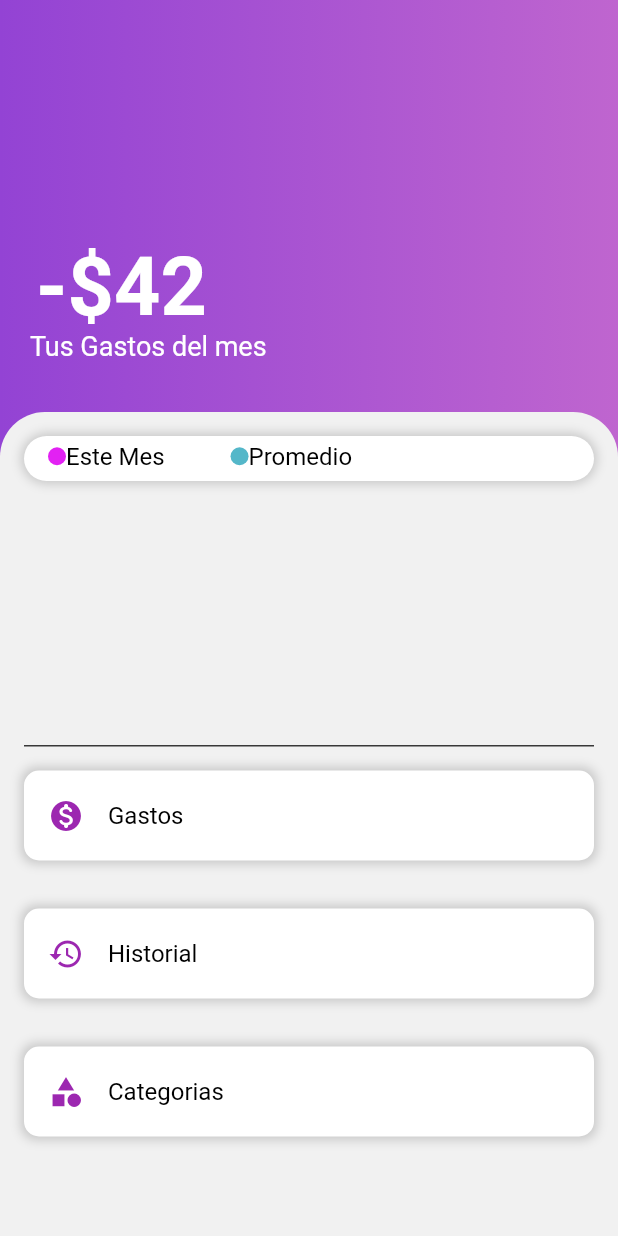
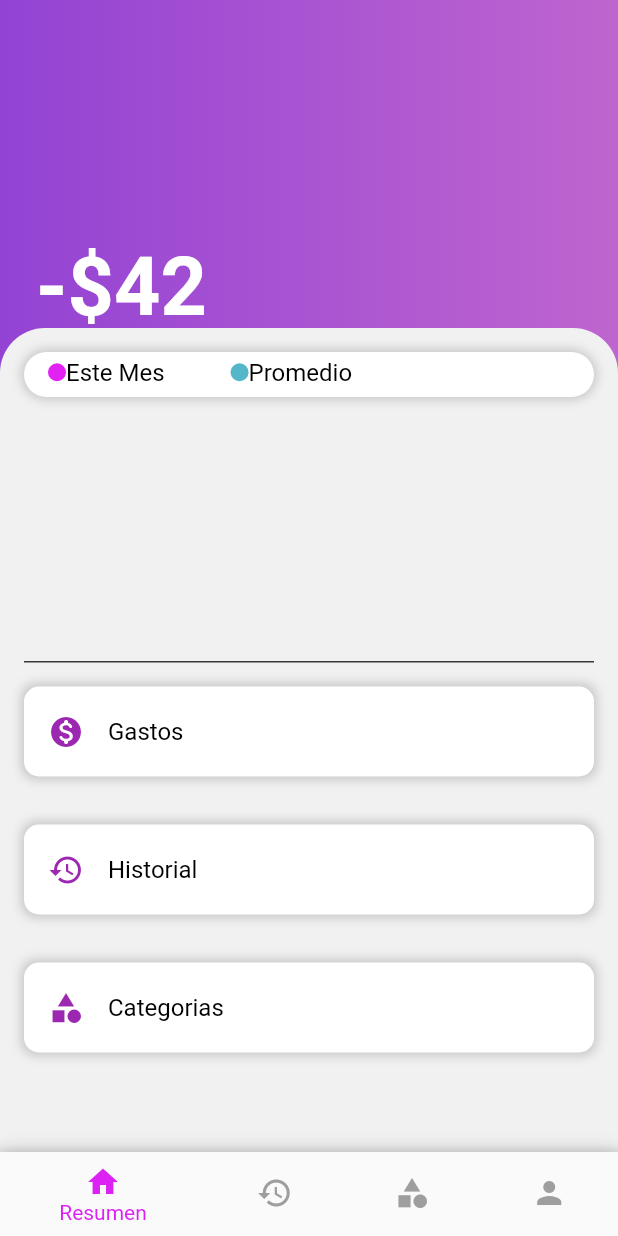
Before and after one commit to olaffmp23/ProyectoPDM, a Flutter app: the MyPage screen opened directly, on a phone screen of 412 x 824 dp. Run offline on Flutter 3.47's test engine with Material 2 defaults, Android fonts, the phone set to English and light mode, and no system bars; our stand-ins replace permission_handler; missing offline and left inert: flutter_dialogs.

Commit message:
Barra de navegación y nuevas paginas

```diff
--- a/app_finanzas/lib/main.dart
+++ b/app_finanzas/lib/main.dart
@@ -1,3 +1,4 @@
+import 'package:app_finanzas/screens/menu/menu.dart';
 import 'package:flutter/material.dart';
 import 'package:app_finanzas/screens/login/SingInPage.dart';
 
@@ -9,7 +10,7 @@ class MyApp extends StatelessWidget {
   @override
   Widget build(BuildContext context) {
     return MaterialApp(
-      home: SignInPage(),
+      home: MyPage(),
     );
   }
 }
--- a/app_finanzas/lib/screens/menu/menu.dart
+++ b/app_finanzas/lib/screens/menu/menu.dart
@@ -1,175 +1,64 @@
+import 'package:app_finanzas/screens/menu/categorias.dart';
+import 'package:app_finanzas/screens/menu/historial.dart';
+import 'package:app_finanzas/screens/menu/resumen.dart';
+import 'package:app_finanzas/screens/menu/usuario.dart';
 import 'package:flutter/material.dart';
 import '/funciones/ClickContainer.dart';
 
-class MyPage extends StatelessWidget {
+class MyPage extends StatefulWidget {
+  @override
+  State<MyPage> createState() => _MyPageState();
+}
+
+class _MyPageState extends State<MyPage> {
+
+
+   int _selectedPage = 0;
+
+  final List<Widget> _pages = [
+    resumen(),
+    historial(),
+    categorias(),
+    usuario(),
+  ];
+
+
   @override
   Widget build(BuildContext context) {
     return Scaffold(
-      body: Stack(
-        children: [
-          Container(
-            decoration: const BoxDecoration(
-              gradient: LinearGradient(
-                begin: Alignment.centerLeft,
-                end: Alignment.centerRight,
-                colors: [
-                  Color.fromARGB(255, 147, 67, 212),
-                  Color.fromARGB(255, 191, 101, 207),
-                ],
-              ),
-            ),
-          ),
-          Positioned(
-            top: 160.0,
-            left: -250,
-            right: 0,
-            child: Center(
-              child: Text(
-                '-\$42',
-                style: TextStyle(
-                  fontSize: 54.0,
-                  color: Colors.white,
-                  fontWeight: FontWeight.bold,
-                ),
-              ),
-            ),
-          ),
-          Positioned(
-            top: 220.0,
-            left: 20.0,
-            child: Text(
-              'Tus Gastos del mes',
-              style: TextStyle(
-                fontSize: 18.0,
-                color: Colors.white,
-              ),
-            ),
-          ),
-          Positioned(
-            bottom: 0,
-            left: 0,
-            right: 0,
-            child: Container(
-              height: MediaQuery.of(context).size.height * 2 / 3,
-              decoration: const BoxDecoration(
-                color: Color.fromARGB(255, 241, 241, 241),
-                borderRadius: BorderRadius.vertical(
-                  top: Radius.circular(30.0),
-                ),
-              ),
-              child: Column(
-                children: [
-                  Container(
-                    width: double.infinity,
-                    height: 30.0,
-                    margin: EdgeInsets.all(16.0),
+      /*appBar: AppBar(
+        title: const Text('name'),
+      ),*/
+      body: _pages[_selectedPage],
+      bottomNavigationBar: Container(
         decoration: BoxDecoration(
-                      color: Colors.white,
-                      borderRadius: BorderRadius.circular(20.0),
           boxShadow: [
             BoxShadow(
-                          color: Colors.grey.withOpacity(0.5),
-                          spreadRadius: 2,
-                          blurRadius: 5,
+              color: Colors.grey, // Color de la sombra
+              blurRadius: 10,    // Radio de difuminación
+              spreadRadius: 1,   // Extensión de la sombra
+              offset: Offset(0, 3), // Desplazamiento en x y y
             ),
           ],
         ),
-                    child: Column(
-                      children: [
-                        Padding(
-                          padding: const EdgeInsets.symmetric(
-                              horizontal: 16.0, vertical: 4),
-                          child: Row(
-                            children: [
-                              Container(
-                                width: 12.0,
-                                height: 12.0,
-                                decoration: const BoxDecoration(
-                                  shape: BoxShape.circle,
-                                  color: Color.fromARGB(255, 226, 33, 243),
+        child:BottomNavigationBar(
+        currentIndex: _selectedPage,
+        onTap: (int index){
+          setState(() {
+            _selectedPage = index;
+          });
+        },
+        items: const [
+          BottomNavigationBarItem(icon: Icon(Icons.home), label: "Resumen"),
+          BottomNavigationBarItem(icon: Icon(Icons.history), label: "Historial"),
+          BottomNavigationBarItem(icon: Icon(Icons.category), label: "Categorias"),
+          BottomNavigationBarItem(icon: Icon(Icons.person), label: "Perfil"),
+
+        ],
+        selectedItemColor: const Color.fromARGB(255, 219, 33, 243),
+        unselectedItemColor: Colors.grey,
+
       ),
-                              ),
-                              const Text(
-                                'Este Mes',
-                                style: TextStyle(
-                                  fontSize: 16.0,
-                                  color: Colors.black,
-                                ),
-                              ),
-                              const SizedBox(width: 44.0),
-                              Container(
-                                width: 12.0,
-                                height: 12.0,
-                                decoration: const BoxDecoration(
-                                  shape: BoxShape.circle,
-                                  color: Color.fromARGB(255, 84, 183, 201),
-                                ),
-                              ),
-                              const Text(
-                                'Promedio',
-                                style: TextStyle(
-                                  fontSize: 16.0,
-                                  color: Colors.black,
-                                ),
-                              ),
-                            ],
-                          ),
-                        )
-                      ],
-                    ),
-                  ),
-                  /* Padding(
-                    padding: const EdgeInsets.all(16.0),
-                    child: DropdownButton<String>(
-                      items: <String>[
-                        'Option 1',
-                        'Option 2',
-                        'Option 3',
-                        'Option 4'
-                      ].map((String value) {
-                        return DropdownMenuItem<String>(
-                          value: value,
-                          child: Text(value),
-                        );
-                      }).toList(),
-                      onChanged: (String? newValue) {
-                        // Handle selection change here
-                      },
-                      hint: Text('Select an option'),
-                    ),
-                  ), */
-                  const SizedBox(height: 160.0),
-                  Container(
-                    color: const Color.fromARGB(255, 56, 56, 56),
-                    height: 1.0,
-                    margin: const EdgeInsets.symmetric(horizontal: 16.0),
-                  ),
-                  buildClickableContainer(
-                    icon: Icons.monetization_on_rounded,
-                    texto: 'Gastos',
-                    onTap: () {
-                      // Open the settings modal or perform an action here
-                    },
-                  ),
-                  buildClickableContainer(
-                    icon: Icons.history,
-                    texto: 'Historial',
-                    onTap: () {
-                      // Open the settings modal or perform an action here
-                    },
-                  ),
-                  buildClickableContainer(
-                    icon: Icons.category,
-                    texto: 'Categorias',
-                    onTap: () {
-                      // Open the settings modal or perform an action here
-                    },
-                  ),
-                ],
-              ),
-            ),
-          ),
-        ],
       ),
       );
   }
--- /dev/null
+++ b/app_finanzas/lib/screens/menu/resumen.dart
@@ -0,0 +1,178 @@
+import 'package:app_finanzas/funciones/ClickContainer.dart';
+import 'package:flutter/material.dart';
+
+class resumen extends StatelessWidget {
+  const resumen({super.key});
+
+  @override
+  Widget build(BuildContext context) {
+    return Scaffold(
+      body: Stack(
+        children: [
+          Container(
+            decoration: const BoxDecoration(
+              gradient: LinearGradient(
+                begin: Alignment.centerLeft,
+                end: Alignment.centerRight,
+                colors: [
+                  Color.fromARGB(255, 147, 67, 212),
+                  Color.fromARGB(255, 191, 101, 207),
+                ],
+              ),
+            ),
+          ),
+          Positioned(
+            top: 160.0,
+            left: -250,
+            right: 0,
+            child: Center(
+              child: Text(
+                '-\$42',
+                style: TextStyle(
+                  fontSize: 54.0,
+                  color: Colors.white,
+                  fontWeight: FontWeight.bold,
+                ),
+              ),
+            ),
+          ),
+          Positioned(
+            top: 220.0,
+            left: 20.0,
+            child: Text(
+              'Tus Gastos del mes',
+              style: TextStyle(
+                fontSize: 18.0,
+                color: Colors.white,
+              ),
+            ),
+          ),
+          Positioned(
+            bottom: 0,
+            left: 0,
+            right: 0,
+            child: Container(
+              height: MediaQuery.of(context).size.height * 2 / 3,
+              decoration: const BoxDecoration(
+                color: Color.fromARGB(255, 241, 241, 241),
+                borderRadius: BorderRadius.vertical(
+                  top: Radius.circular(30.0),
+                ),
+              ),
+              child: Column(
+                children: [
+                  Container(
+                    width: double.infinity,
+                    height: 30.0,
+                    margin: EdgeInsets.all(16.0),
+                    decoration: BoxDecoration(
+                      color: Colors.white,
+                      borderRadius: BorderRadius.circular(20.0),
+                      boxShadow: [
+                        BoxShadow(
+                          color: Colors.grey.withOpacity(0.5),
+                          spreadRadius: 2,
+                          blurRadius: 5,
+                        ),
+                      ],
+                    ),
+                    child: Column(
+                      children: [
+                        Padding(
+                          padding: const EdgeInsets.symmetric(
+                              horizontal: 16.0, vertical: 4),
+                          child: Row(
+                            children: [
+                              Container(
+                                width: 12.0,
+                                height: 12.0,
+                                decoration: const BoxDecoration(
+                                  shape: BoxShape.circle,
+                                  color: Color.fromARGB(255, 226, 33, 243),
+                                ),
+                              ),
+                              const Text(
+                                'Este Mes',
+                                style: TextStyle(
+                                  fontSize: 16.0,
+                                  color: Colors.black,
+                                ),
+                              ),
+                              const SizedBox(width: 44.0),
+                              Container(
+                                width: 12.0,
+                                height: 12.0,
+                                decoration: const BoxDecoration(
+                                  shape: BoxShape.circle,
+                                  color: Color.fromARGB(255, 84, 183, 201),
+                                ),
+                              ),
+                              const Text(
+                                'Promedio',
+                                style: TextStyle(
+                                  fontSize: 16.0,
+                                  color: Colors.black,
+                                ),
+                              ),
+                            ],
+                          ),
+                        )
+                      ],
+                    ),
+                  ),
+                  /* Padding(
+                    padding: const EdgeInsets.all(16.0),
+                    child: DropdownButton<String>(
+                      items: <String>[
+                        'Option 1',
+                        'Option 2',
+                        'Option 3',
+                        'Option 4'
+                      ].map((String value) {
+                        return DropdownMenuItem<String>(
+                          value: value,
+                          child: Text(value),
+                        );
+                      }).toList(),
+                      onChanged: (String? newValue) {
+                        // Handle selection change here
+                      },
+                      hint: Text('Select an option'),
+                    ),
+                  ), */
+                  const SizedBox(height: 160.0),
+                  Container(
+                    color: const Color.fromARGB(255, 56, 56, 56),
+                    height: 1.0,
+                    margin: const EdgeInsets.symmetric(horizontal: 16.0),
+                  ),
+                  buildClickableContainer(
+                    icon: Icons.monetization_on_rounded,
+                    texto: 'Gastos',
+                    onTap: () {
+                      // Open the settings modal or perform an action here
+                    },
+                  ),
+                  buildClickableContainer(
+                    icon: Icons.history,
+                    texto: 'Historial',
+                    onTap: () {
+                      // Open the settings modal or perform an action here
+                    },
+                  ),
+                  buildClickableContainer(
+                    icon: Icons.category,
+                    texto: 'Categorias',
+                    onTap: () {
+                      // Open the settings modal or perform an action here
+                    },
+                  ),
+                ],
+              ),
+            ),
+          ),
+        ],
+      ),
+    );
+  }
+}
```
Also changed, not shown: app_finanzas/lib/screens/menu/categorias.dart (added, +66 -0 lines), app_finanzas/lib/screens/menu/historial.dart (added, +15 -0 lines), app_finanzas/lib/screens/menu/usuario.dart (added, +15 -0 lines), app_finanzas/pubspec.lock. Lines whose indentation alone changed are shown as unchanged.
